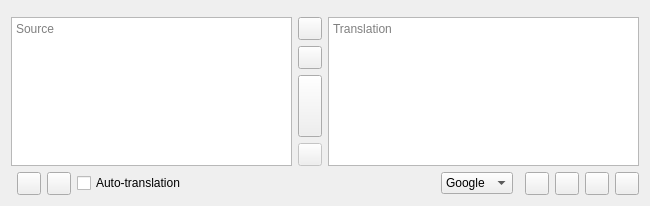
crow-translate/crow-translate, file src/mainwindow.ui: the form before one commit.
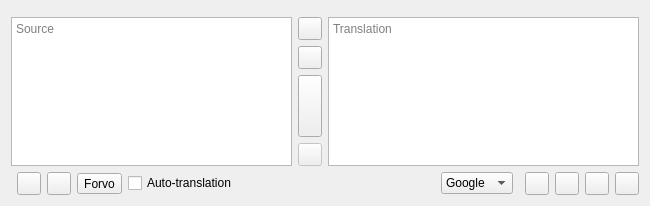
The form after the commit. Icons and pictures are not drawn. Custom widgets are drawn as their Qt base class.

Commit message: Add button for search source text on forvo.com

Patch:
```diff
--- a/src/mainwindow.ui
+++ b/src/mainwindow.ui
@@ -52,6 +52,16 @@
           </property>
          </widget>
         </item>
+        <item>
+         <widget class="QToolButton" name="forvoButton">
+          <property name="toolTip">
+           <string>Search on forvo.com</string>
+          </property>
+          <property name="text">
+           <string>Forvo</string>
+          </property>
+         </widget>
+        </item>
         <item>
          <widget class="QCheckBox" name="autoTranslateCheckBox">
           <property name="sizePolicy">
```
The commit also changes 2 other files.
